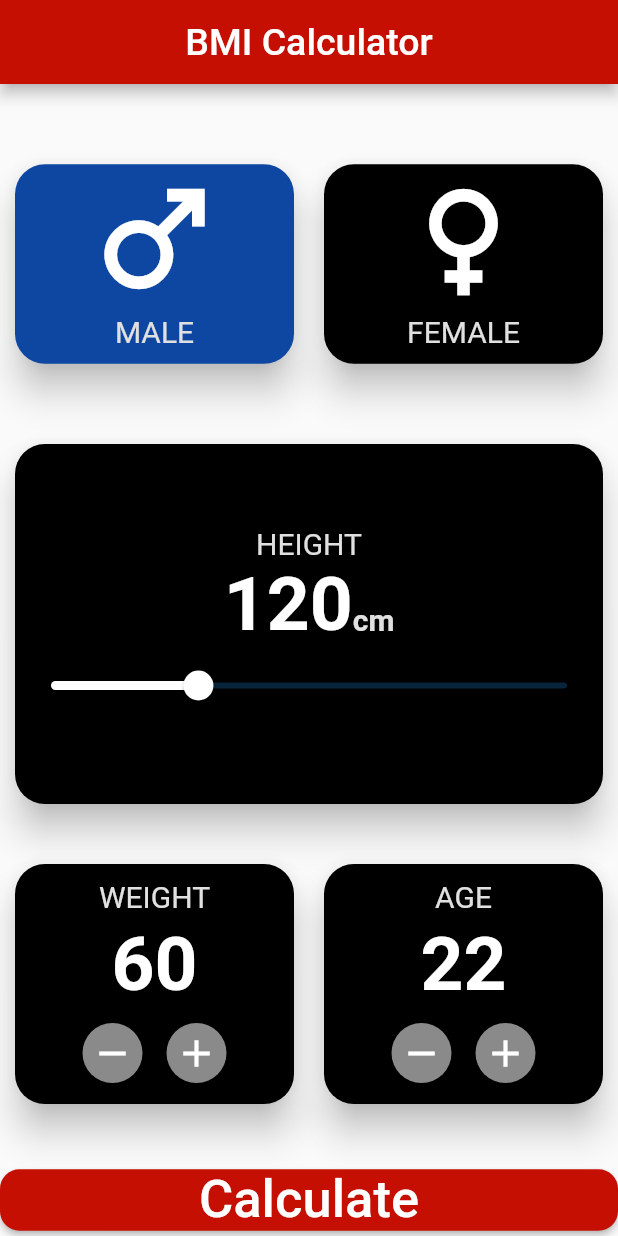
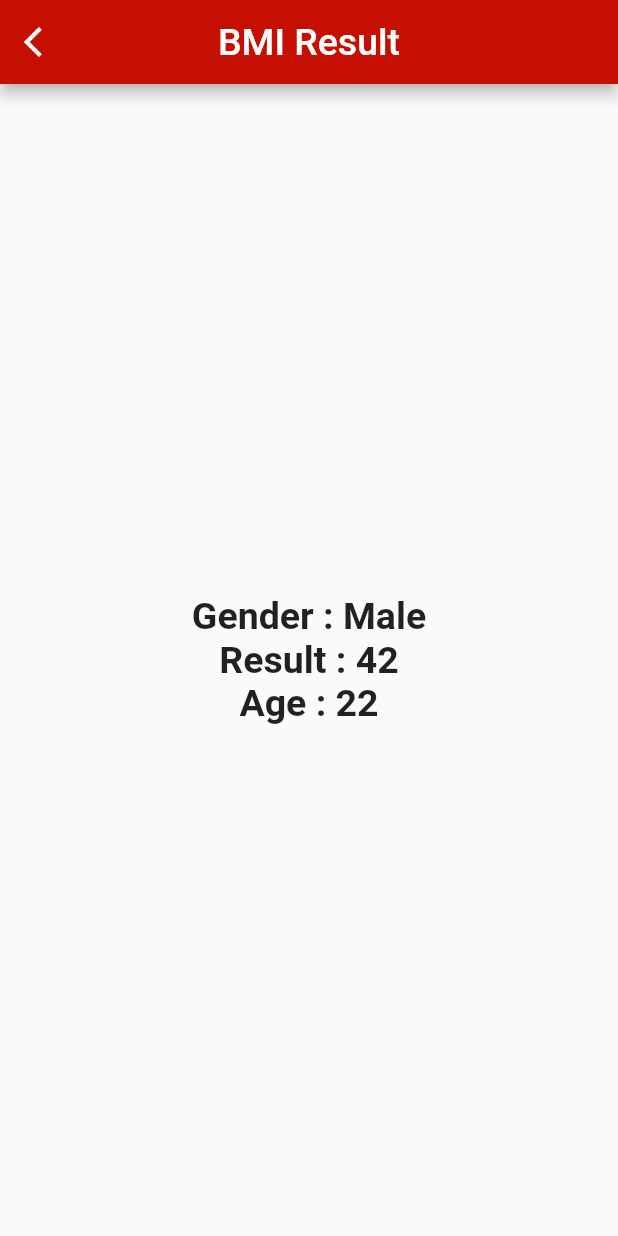
Before and after one commit to Mostafa-Bkry/BMI-Calculator, a Flutter app: the screen it shows after launch, after a tap on the "remove" icon, after a tap on the "add" icon, after a tap on "Calculate", on a phone screen of 412 x 824 dp. Run offline on Flutter 3.47's test engine with Material 2 defaults, Android fonts, the phone set to English and light mode, and no system bars.

Commit message:
finished the app

```diff
--- /dev/null
+++ b/lib/bmi_result_screen.dart
@@ -0,0 +1,61 @@
+import 'package:flutter/material.dart';
+
+class BMIResultScreen extends StatelessWidget {
+  final String gender;
+  final double result;
+  final int age;
+  const BMIResultScreen({
+    Key? key,
+    required this.gender,
+    required this.age,
+    required this.result,
+  }) : super(key: key);
+
+  @override
+  Widget build(BuildContext context) {
+    return Scaffold(
+      appBar: AppBar(
+        leading: IconButton(
+          onPressed: () => Navigator.pop(context),
+          icon: const Icon(Icons.arrow_back_ios),
+        ),
+        backgroundColor: const Color.fromARGB(255, 196, 15, 2),
+        centerTitle: true,
+        title: const Text(
+          'BMI Result',
+          style: TextStyle(
+            fontSize: 25,
+          ),
+        ),
+      ),
+      body: Center(
+        child: Column(
+          mainAxisAlignment: MainAxisAlignment.center,
+          children: [
+            Text(
+              'Gender : $gender',
+              style: const TextStyle(
+                fontSize: 25,
+                fontWeight: FontWeight.bold,
+              ),
+            ),
+            Text(
+              'Result : ${result.round()}',
+              style: const TextStyle(
+                fontSize: 25,
+                fontWeight: FontWeight.bold,
+              ),
+            ),
+            Text(
+              'Age : $age',
+              style: const TextStyle(
+                fontSize: 25,
+                fontWeight: FontWeight.bold,
+              ),
+            ),
+          ],
+        ),
+      ),
+    );
+  }
+}
--- a/lib/homepage.dart
+++ b/lib/homepage.dart
@@ -1,3 +1,6 @@
+import 'dart:math';
+
+import 'package:bmi_app/bmi_result_screen.dart';
 import 'package:flutter/material.dart';
 
 class BMIScreen extends StatefulWidget {
@@ -9,9 +12,11 @@ class BMIScreen extends StatefulWidget {
 
 class _BMIScreenState extends State<BMIScreen> {
   bool isMale = true;
-  double sliderValue = 120;
+  double height = 120;
   int weight = 60;
   int age = 22;
+  String gender = 'Male';
+  double result = 55;
 
   @override
   Widget build(BuildContext context) {
@@ -37,6 +42,7 @@ class _BMIScreenState extends State<BMIScreen> {
                     onTap: () {
                       setState(() {
                         isMale = true;
+                        gender = 'Male';
                       });
                     },
                     child: Card(
@@ -78,6 +84,7 @@ class _BMIScreenState extends State<BMIScreen> {
                     onTap: () {
                       setState(() {
                         isMale = false;
+                        gender = 'Female';
                       });
                     },
                     child: Card(
@@ -146,7 +153,7 @@ class _BMIScreenState extends State<BMIScreen> {
                       textBaseline: TextBaseline.alphabetic,
                       children: [
                         Text(
-                          '${sliderValue.round()}',
+                          '${height.round()}',
                           style: const TextStyle(
                             color: Colors.white,
                             fontSize: 50,
@@ -170,12 +177,12 @@ class _BMIScreenState extends State<BMIScreen> {
                       ],
                     ),
                     Slider(
-                      value: sliderValue,
+                      value: height,
                       max: 220,
                       min: 80,
                       onChanged: (value) {
                         setState(() {
-                          sliderValue = value;
+                          height = value;
                         });
                         //print(value.round());
                       },
@@ -238,6 +245,7 @@ class _BMIScreenState extends State<BMIScreen> {
                               onPressed: () => setState(() {
                                 weight--;
                               }),
+                              heroTag: 'weight--',
                               mini: true,
                               backgroundColor: Colors.white54,
                             ),
@@ -252,6 +260,7 @@ class _BMIScreenState extends State<BMIScreen> {
                               onPressed: () => setState(() {
                                 weight++;
                               }),
+                              heroTag: 'weight++',
                               mini: true,
                               backgroundColor: Colors.white54,
                             ),
@@ -312,6 +321,7 @@ class _BMIScreenState extends State<BMIScreen> {
                               onPressed: () => setState(() {
                                 age--;
                               }),
+                              heroTag: 'age--',
                               mini: true,
                               backgroundColor: Colors.white54,
                             ),
@@ -326,6 +336,7 @@ class _BMIScreenState extends State<BMIScreen> {
                               onPressed: () => setState(() {
                                 age++;
                               }),
+                              heroTag: 'age++',
                               mini: true,
                               backgroundColor: Colors.white54,
                             ),
@@ -354,7 +365,22 @@ class _BMIScreenState extends State<BMIScreen> {
                     ),
                   ),
                 ),
-                onPressed: () => print('Calculate'),
+                onPressed: () {
+                  setState(() {
+                    result = weight / pow(height / 100, 2);
+                    //print(result.round());
+                    Navigator.push(
+                      context,
+                      MaterialPageRoute(
+                        builder: (context) => BMIResultScreen(
+                          gender: gender,
+                          result: result,
+                          age: age,
+                        ),
+                      ),
+                    );
+                  });
+                },
                 child: const Text(
                   'Calculate',
                   style: TextStyle(
```
